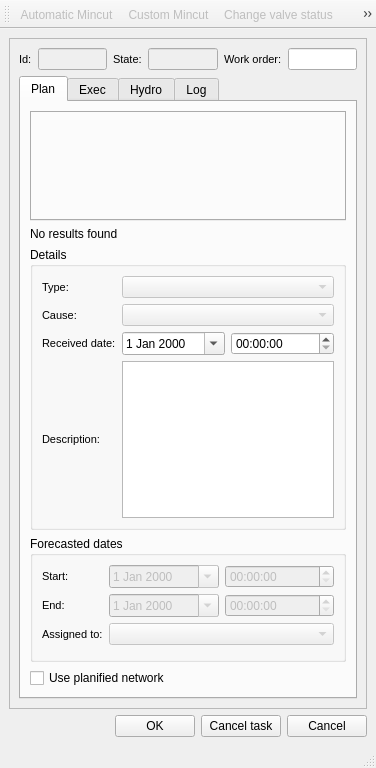
This is core/ui/toolbars/om/mincut.ui in Giswater/giswater_qgis_plugin as Qt 5 draws it before an edit. The edited form follows.
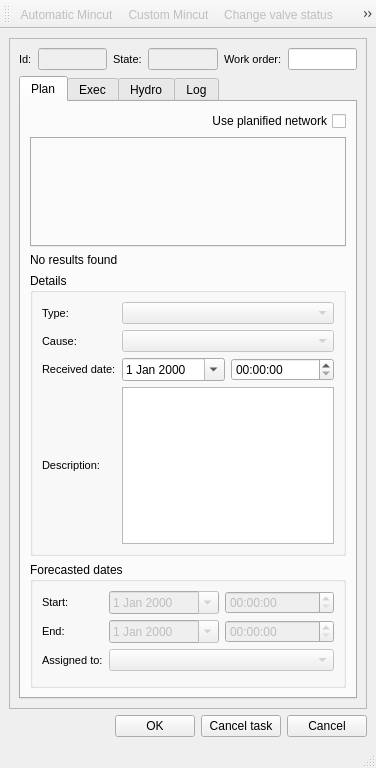
This is the edited form. Icons and pictures are not drawn.

Commit message: Minor enhancement: move checkbox "Use planified network" into top dialog on mincut form

```diff
--- a/core/ui/toolbars/om/mincut.ui
+++ b/core/ui/toolbars/om/mincut.ui
@@ -173,6 +173,16 @@
             <string>Plan</string>
            </attribute>
            <layout class="QVBoxLayout" name="verticalLayout">
+            <item>
+             <widget class="QCheckBox" name="chk_use_planified">
+              <property name="layoutDirection">
+               <enum>Qt::RightToLeft</enum>
+              </property>
+              <property name="text">
+               <string>Use planified network</string>
+              </property>
+             </widget>
+            </item>
             <item>
              <widget class="QTabWidget" name="main_tab">
               <property name="minimumSize">
@@ -547,13 +557,6 @@
               </layout>
              </widget>
             </item>
-            <item>
-             <widget class="QCheckBox" name="chk_use_planified">
-              <property name="text">
-               <string>Use planified network</string>
-              </property>
-             </widget>
-            </item>
            </layout>
           </widget>
           <widget class="QWidget" name="tab">
```
